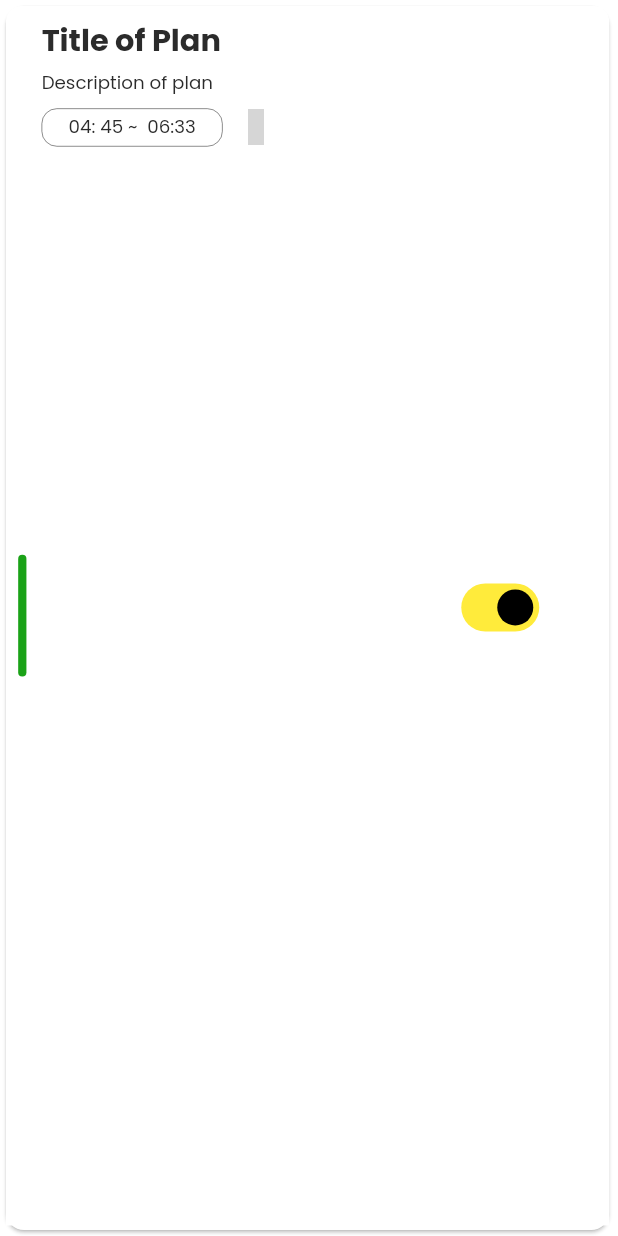
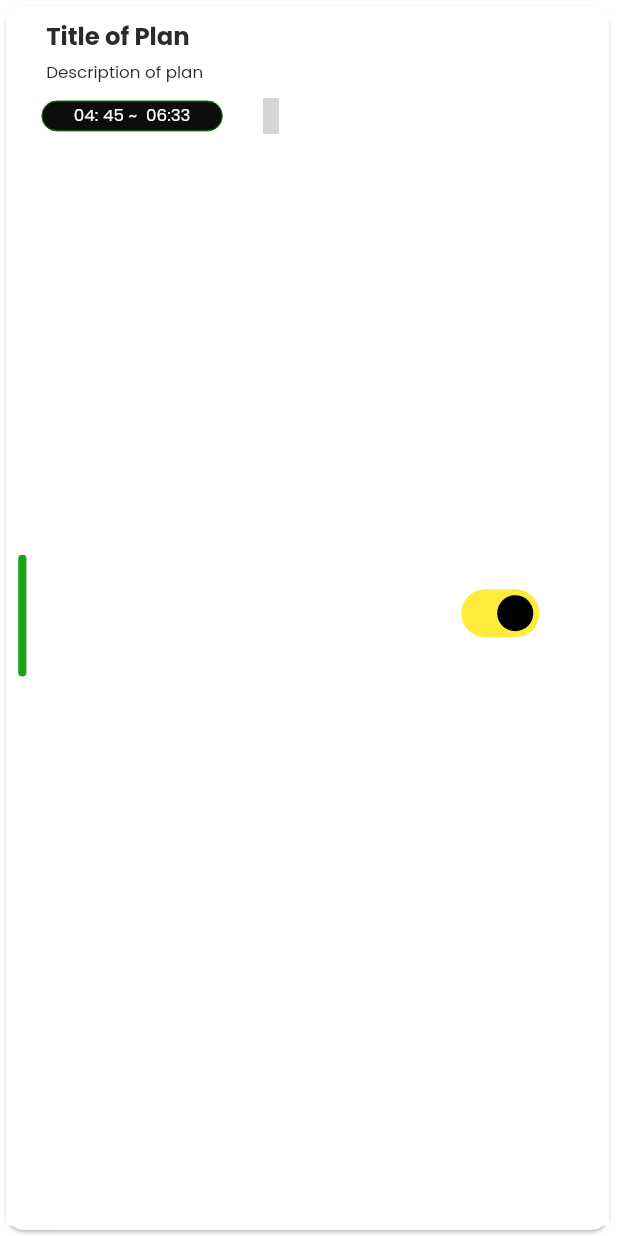
Before and after one commit to DreXuri/TajApp, a Flutter app: the PlanTiles widget shown alone on an empty page, opened directly, on a phone screen of 412 x 824 dp. Run offline on Flutter 3.47's test engine with Material 2 defaults, Android fonts, the phone set to English and light mode, and no system bars; drawn by our look-alikes of dynamic_color; our stand-ins replace flutter_datetime_picker_plus, flutter_riverpod, flutter_screenutil, flutter_svg, flutter_vector_icons, freezed_annotation and 11 more; missing offline and left inert: dart:ffi, date_picker_plus; accounts and stored records are empty; generated files the repository leaves out were written again; grey boxes are pictures that could not be loaded.

Commit message:
plan tile

```diff
--- a/lib/screens/home/widgets/plan_tiles.dart
+++ b/lib/screens/home/widgets/plan_tiles.dart
@@ -61,39 +61,46 @@ class PlanTiles extends StatelessWidget {
                     child: Column(
                       crossAxisAlignment: CrossAxisAlignment.start,
                       children: [
-                        CustomText(
+                        Padding(
+                          padding: const EdgeInsets.only(left: 3.0),
+                          child: CustomText(
                             data: title ?? 'Title of Plan',
                             textAlign: TextAlign.start,
-                          fontSize: 20.sp,
+                            fontSize: 16.sp,
                             fontWeight: FontWeight.bold,
                             // color: AppConst.kWhite,
+                          ),
                         ),
                         HeightSpace(
                           hight: 4.h,
                         ),
-                        CustomText(
+                        Padding(
+                          padding: const EdgeInsets.only(left: 3.0),
+                          child: CustomText(
                             data: description ?? 'Description of plan',
                             textAlign: TextAlign.start,
-                          // color: AppConst.kWhite,
-                          fontSize: 12.sp,
+                            fontSize: 11.sp,
+                            fontWeight: FontWeight.w400,
+                          ),
                         ),
                         const HeightSpace(),
                         Row(
                           children: [
                             Container(
                               width: AppConst.kWidth * 0.3,
-                              height: 25.h,
+                              height: 20.h,
                               decoration: BoxDecoration(
+                                  color: AppConst.kBlack,
                                   border: Border.all(
-                                    width: 0.3,
-                                  ),
+                                      width: 0.5.w, color: AppConst.kPrimary),
                                   borderRadius: BorderRadius.circular(10.r)),
                               // color: AppConst.kWhite,
                               child: Center(
                                 child: CustomText(
-                                  // color: AppConst.kWhite,
+                                  fontSize: 11.sp,
+                                  fontWeight: FontWeight.w400,
                                   data: '$start ~  $end',
-                                  fontSize: 12.sp,
+                                  color: AppConst.kWhite,
                                   textAlign: TextAlign.start,
                                 ),
                               ),
@@ -101,6 +108,7 @@ class PlanTiles extends StatelessWidget {
                             HeightSpace(hight: 15.h),
                             Row(
                               children: [
+                                const WidthSpace(),
                                 SizedBox(
                                   child: edit,
                                 ),
@@ -119,7 +127,9 @@ class PlanTiles extends StatelessWidget {
                   ),
                   Expanded(
                     child: Container(
-                      padding: EdgeInsets.only(bottom: 10.w),
+                      height: 25.h,
+                      // width: 50.w,
+                      padding: EdgeInsets.only(bottom: 3.w),
                       child: switcher,
                     ),
                   ),
```
Lines whose indentation alone changed are shown as unchanged.
